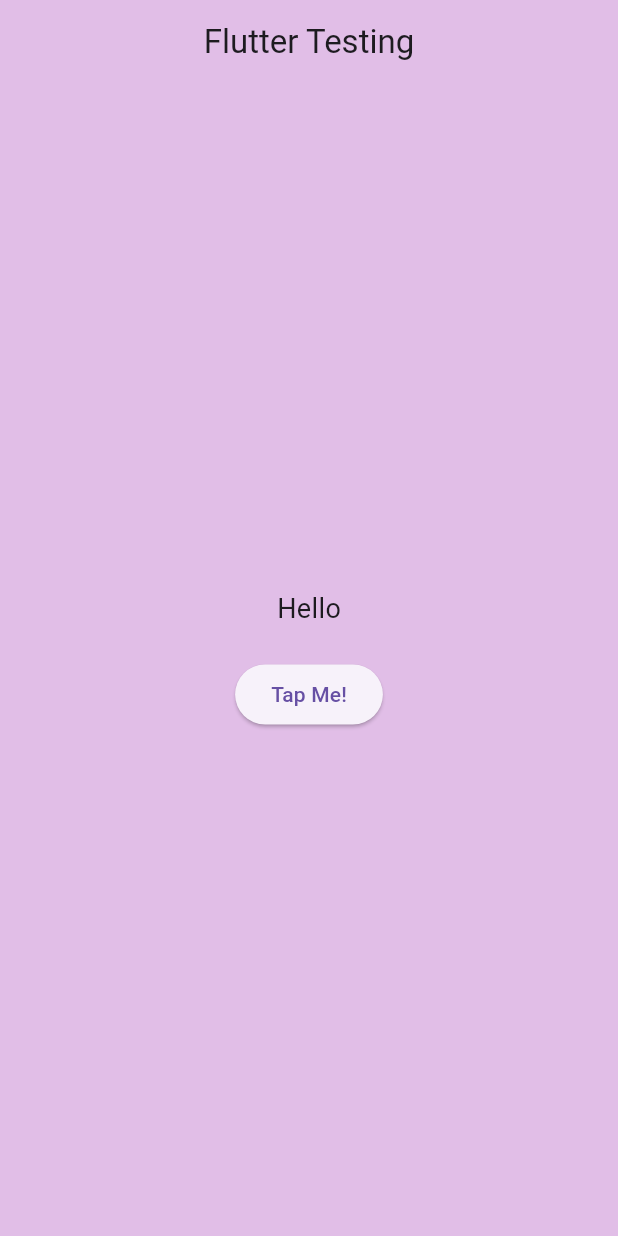
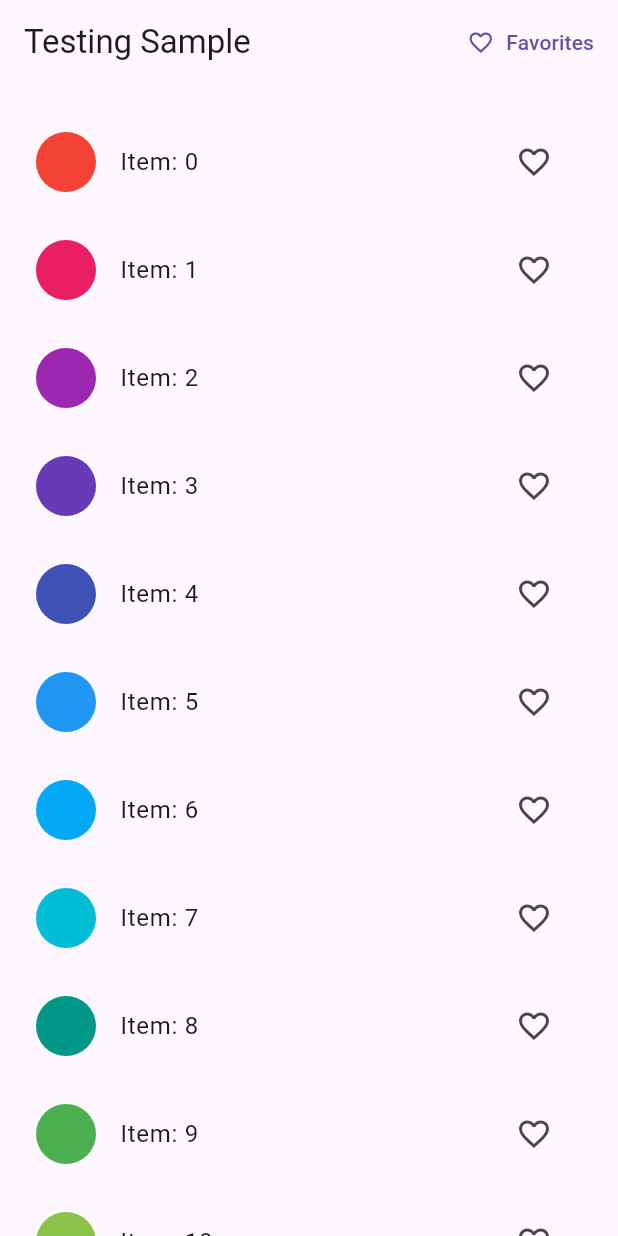
Before and after one commit to wafaMohamed/flutter_testing_example, a Flutter app: the screen it shows after launch, on a phone screen of 412 x 824 dp. Run offline on Flutter 3.47's test engine with Material 3 defaults, Android fonts, the phone set to English and light mode, and no system bars; our stand-ins replace go_router.

Commit message:
simple application from codelabs flutter, list of items with favorites can be removed or adding items using provider

```diff
--- a/lib/main.dart
+++ b/lib/main.dart
@@ -1,5 +1,7 @@
 import 'package:flutter/material.dart';
-import 'package:flutter_testing/pages/increment_function.dart';
+import 'package:flutter_testing/models/favorites.dart';
+import 'package:flutter_testing/utils/route/router/router.dart';
+import 'package:provider/provider.dart';
 
 void main() {
   runApp(const MyApp());
@@ -10,10 +12,13 @@ class MyApp extends StatelessWidget {
 
   @override
   Widget build(BuildContext context) {
-    return MaterialApp(
-      debugShowCheckedModeBanner: false,
-      theme: ThemeData(useMaterial3: true),
-      home: const IncrementFunctionPage(),
-    );
+    return ChangeNotifierProvider<FavoritesProvider>(
+        create: (context) => FavoritesProvider(),
+        child: MaterialApp.router(
+          debugShowCheckedModeBanner: false,
+          theme: ThemeData(useMaterial3: true),
+          routerConfig: AppRouter.router,
+        ));
   }
 }
+//const IncrementFunctionPage(),
--- /dev/null
+++ b/lib/models/favorites.dart
@@ -0,0 +1,22 @@
+import 'package:flutter/material.dart';
+
+/// The [Favorites] class holds a list of favorite items saved by the user.
+class FavoritesProvider extends ChangeNotifier {
+  final List<int> _favoritesItems = [];
+  List<int> get favoritesItems => _favoritesItems;
+  // Add 2 Function for adding and removing items from the list
+  void addFavoriteItem(int item) {
+    _favoritesItems.add(item);
+    notifyListeners();
+  }
+
+  void removeFavoriteItem(int item) {
+    _favoritesItems.remove(item);
+    notifyListeners();
+  }
+}
+// summary:
+// notifyListeners, it tells Flutter to rebuild any widgets that are currently listening to this object.This is particularly useful in scenarios where you have widgets in your app that depend on the state of this object.
+// When the state changes (in this case, when an item is removed from _favoritesItems), the widgets can be rebuilt to reflect the updated state.
+// ChangeNotifier class that holds the state of your application, such as the list of favorite items. This class provides methods to add and remove favorite items from the list,
+// and widgets can listen to changes in that state using the Consumer widget or the Provider.of method. When the state changes, the relevant widgets automatically rebuild to reflect the updated information.
--- /dev/null
+++ b/lib/utils/route/router/router.dart
@@ -0,0 +1,20 @@
+import 'package:go_router/go_router.dart';
+
+import '../../../view/pages/codelab_flutter/favorites.dart';
+import '../../../view/pages/codelab_flutter/home.dart';
+import '../routes/routes.dart';
+
+abstract class AppRouter {
+  static final router = GoRouter(routes: [
+    GoRoute(
+      path: "/",
+      builder: (context, state) => const HomePage(),
+      name: Routes.homeRoute,
+    ),
+    GoRoute(
+      path: Routes.favoritesPageRoute,
+      builder: (context, state) => const FavoritePage(),
+      name: Routes.favoritesPageRoute,
+    ),
+  ]);
+}
--- /dev/null
+++ b/lib/utils/route/routes/routes.dart
@@ -0,0 +1,4 @@
+class Routes {
+  static String homeRoute = "/";
+  static String favoritesPageRoute = "/FavoritePage";
+}
--- /dev/null
+++ b/lib/view/pages/codelab_flutter/home.dart
@@ -0,0 +1,33 @@
+import 'package:flutter/material.dart';
+import 'package:go_router/go_router.dart';
+
+import '../../../utils/route/routes/routes.dart';
+import '../../widgets/codelab_flutter_widgets/home_item_widget.dart';
+
+class HomePage extends StatelessWidget {
+  const HomePage({super.key});
+
+  @override
+  Widget build(BuildContext context) {
+    return Scaffold(
+      appBar: AppBar(
+        title: const Text('Testing Sample'),
+        actions: <Widget>[
+          TextButton.icon(
+            onPressed: () {
+              GoRouter.of(context).pushNamed(Routes.favoritesPageRoute);
+            },
+            icon: const Icon(Icons.favorite_border),
+            label: const Text('Favorites'),
+          ),
+        ],
+      ),
+      body: ListView.builder(
+        itemCount: 100,
+        cacheExtent: 20.0,
+        padding: const EdgeInsets.symmetric(vertical: 16),
+        itemBuilder: (context, index) => HomeItemTile(itemNumber: index),
+      ),
+    );
+  }
+}
--- /dev/null
+++ b/lib/view/widgets/codelab_flutter_widgets/home_item_widget.dart
@@ -0,0 +1,54 @@
+import 'package:flutter/material.dart';
+import 'package:flutter_testing/view/widgets/codelab_flutter_widgets/snack_bar_widget.dart';
+import 'package:provider/provider.dart';
+
+import '../../../models/favorites.dart';
+
+class HomeItemTile extends StatelessWidget {
+  const HomeItemTile({Key? key, required this.itemNumber}) : super(key: key);
+
+  final int itemNumber;
+
+  @override
+  Widget build(BuildContext context) {
+    var favoritesList = Provider.of<FavoritesProvider>(context);
+    var itemContainsList = favoritesList.favoritesItems.contains(itemNumber);
+
+    return Padding(
+      padding: const EdgeInsets.all(8.0),
+      child: ListTile(
+        title: Text(
+          'Item: $itemNumber',
+          key: Key('favorites_text_$itemNumber'),
+        ),
+        leading: CircleAvatar(
+          backgroundColor:
+              Colors.primaries[itemNumber % Colors.primaries.length],
+        ),
+        trailing: IconButton(
+          key: Key('favorite icon $itemNumber'),
+          icon: itemContainsList
+              ? Icon(Icons.favorite)
+              : Icon(Icons.favorite_border),
+          onPressed: () {
+            if (itemContainsList) {
+              favoritesList.removeFavoriteItem(itemNumber);
+              SnackBarHelper.snackBarWidget(
+                context,
+                'Removed from favorites.',
+                Duration(seconds: 1),
+              );
+            } else {
+              favoritesList.addFavoriteItem(itemNumber);
+              SnackBarHelper.snackBarWidget(
+                context,
+                'Added to favorites.',
+                Duration(seconds: 1),
+              );
+            }
+          },
+        ),
+      ),
+    );
+  }
+}
--- /dev/null
+++ b/lib/view/widgets/codelab_flutter_widgets/snack_bar_widget.dart
@@ -0,0 +1,13 @@
+import 'package:flutter/material.dart';
+
+class SnackBarHelper {
+  static void snackBarWidget(
+      BuildContext context, String message, Duration duration) {
+    ScaffoldMessenger.of(context).showSnackBar(
+      SnackBar(
+        content: Text(message),
+        duration: duration,
+      ),
+    );
+  }
+}
--- a/pubspec.yaml
+++ b/pubspec.yaml
@@ -30,13 +30,16 @@ environment:
 dependencies:
   flutter:
     sdk: flutter
-
+  provider: ^6.1.1
+  go_router: ^13.0.1
   # The following adds the Cupertino Icons font to your application.
   # Use with the CupertinoIcons class for iOS style icons.
   cupertino_icons: ^1.0.2
 
 dev_dependencies:
   integration_test:
+    sdk: flutter
+  flutter_driver:
     sdk: flutter
   flutter_test:
     sdk: flutter
```
Also changed, not shown: lib/view/pages/codelab_flutter/favorites.dart (added, +32 -0 lines), lib/view/widgets/codelab_flutter_widgets/favorites_item_tile.dart (added, +49 -0 lines), lib/view/pages/increment_function_page_example/increment_function.dart (renamed from lib/pages/increment_function.dart), pubspec.lock, 6 other files.
